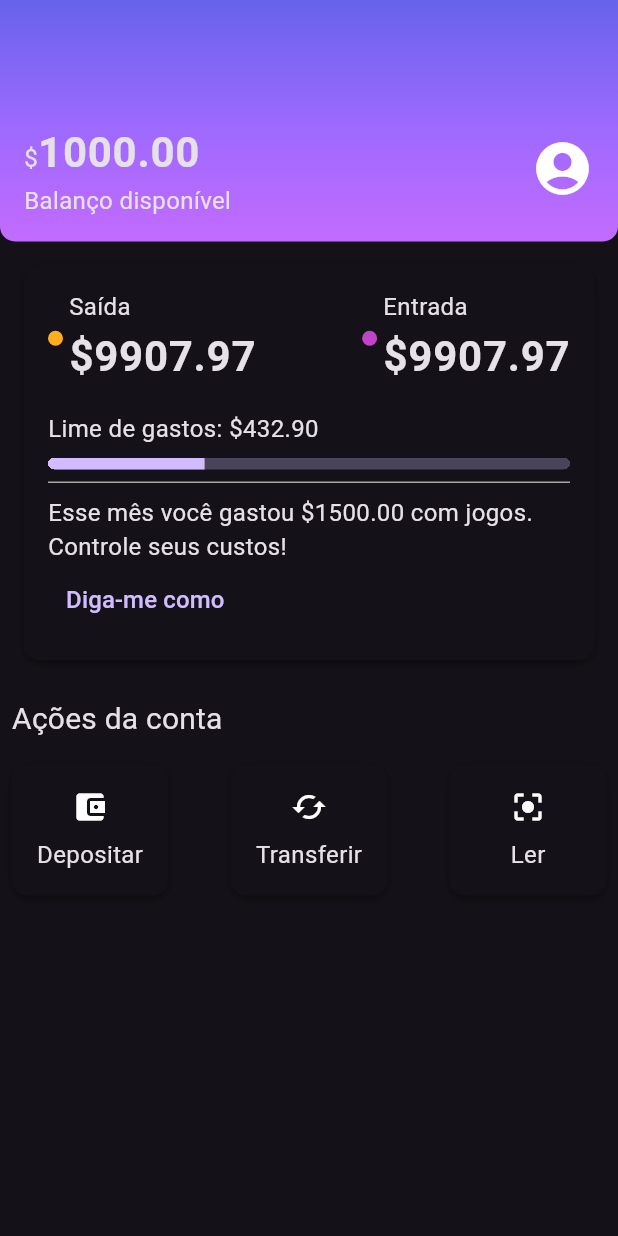
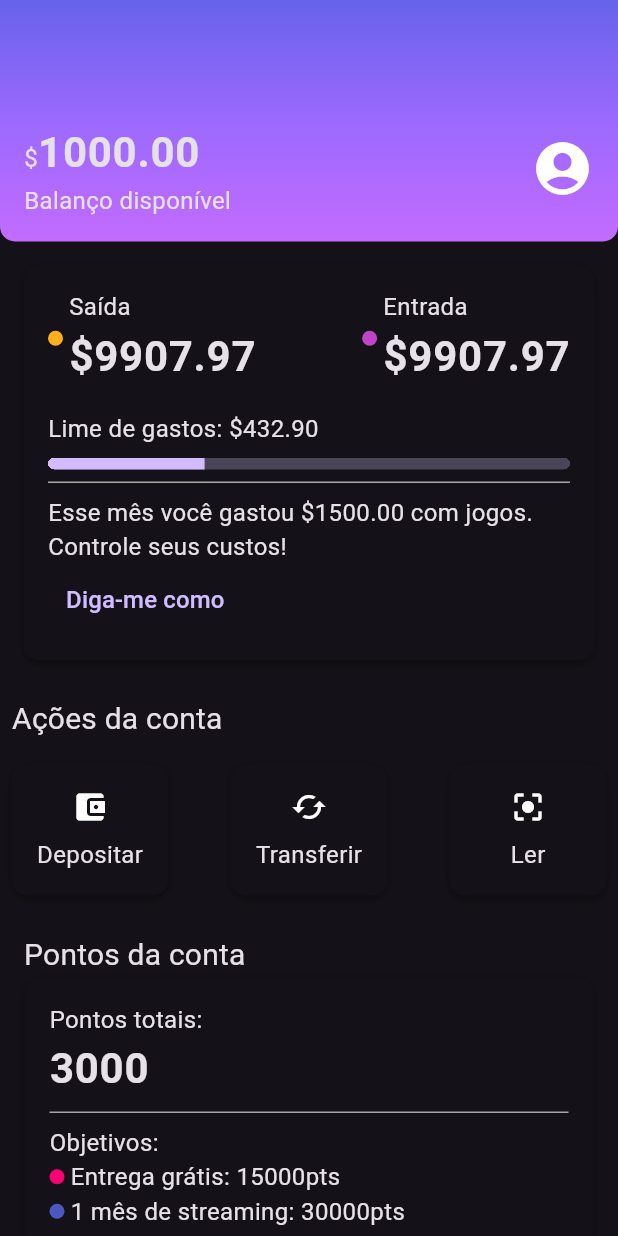
Before and after one commit to rodrigosdmenezes/AluBank-Flutter-Alura, a Flutter app: the screen it shows after launch, on a phone screen of 412 x 824 dp. Run offline on Flutter 3.47's test engine with Material 3 defaults, Android fonts, the phone set to English and light mode, and no system bars; Roboto replaces fonts that are missing (Relaway).

Commit message:
Criando sections Pontos da conta

```diff
--- /dev/null
+++ b/lib/components/sections/points_account.dart
@@ -0,0 +1,107 @@
+import 'package:alubank/theme/theme_colors.dart';
+import 'package:flutter/material.dart';
+import '../box_card.dart';
+import '../color_dot.dart';
+import '../content_division.dart';
+
+class PointsAccount extends StatelessWidget {
+  const PointsAccount({Key? key}) : super(key: key);
+
+  @override
+  Widget build(BuildContext context) {
+    return Padding(
+      padding: const EdgeInsets.all(16.0),
+      child: Column(
+        children: [
+          Row(
+            children: [
+              Text(
+                'Pontos da conta',
+                style: Theme.of(context).textTheme.titleMedium,
+              ),
+            ],
+          ),
+          const Padding(
+            padding: const EdgeInsets.all(1.0),
+            child: BoxCard(boxContent: _PointsAccount()),
+          ),
+        ],
+      ),
+    );
+  }
+}
+
+class _PointsAccount extends StatelessWidget {
+  const _PointsAccount({Key? key}) : super(key: key);
+
+  @override
+  Widget build(BuildContext context) {
+    return Column(
+      crossAxisAlignment: CrossAxisAlignment.start,
+      children: [
+        const Column(
+          children: [
+            Text(
+              'Pontos totais:',
+              style: TextStyle(fontSize: 16),
+            ),
+          ],
+        ),
+        Text(
+          '3000',
+          style: Theme.of(context).textTheme.bodyLarge,
+        ),
+        const Padding(
+          padding: EdgeInsets.only(top: 8.0, bottom: 8.0),
+          child: ContentDivision(),
+        ),
+        const Text(
+          'Objetivos:',
+          style: const TextStyle(fontSize: 16),
+        ),
+        Column(
+          children: [
+            Row(
+              children: [
+                Padding(
+                  padding: const EdgeInsets.only(right: 4.0),
+                  child: ColorDot(
+                    color: ThemeColors.recentActivity['ellipse'],
+                  ),
+                ),
+                Column(
+                  crossAxisAlignment: CrossAxisAlignment.start,
+                  children: [
+                    Text(
+                      'Entrega grátis: 15000pts',
+                      style: Theme.of(context).textTheme.bodyMedium,
+                    ),
+                  ],
+                ),
+              ],
+            ),
+            Row(
+              children: [
+                Padding(
+                  padding: const EdgeInsets.only(right: 4.0),
+                  child: ColorDot(
+                    color: ThemeColors.recentActivity['ellipse2'],
+                  ),
+                ),
+                Column(
+                  crossAxisAlignment: CrossAxisAlignment.start,
+                  children: [
+                    Text(
+                      '1 mês de streaming: 30000pts',
+                      style: Theme.of(context).textTheme.bodyMedium,
+                    ),
+                  ],
+                ),
+              ],
+            ),
+          ],
+        )
+      ],
+    );
+  }
+}
--- a/lib/screens/home.dart
+++ b/lib/screens/home.dart
@@ -2,6 +2,8 @@ import 'package:alubank/components/sections/account_actions.dart';
 import 'package:alubank/components/sections/header.dart';
 import 'package:alubank/components/sections/recent_activity.dart';
 import 'package:flutter/material.dart';
+
+import '../components/sections/points_account.dart';
 
 class Home extends StatelessWidget {
   const Home({Key? key}) : super(key: key);
@@ -9,12 +11,15 @@ class Home extends StatelessWidget {
   @override
   Widget build(BuildContext context) {
     return const Scaffold(
-      body: Column(
-        children: <Widget>[
-          Header(),
-          RecentActivity(),
-          AccountActions(),
-        ],
+      body: SingleChildScrollView(
+        child: Column(
+          children: <Widget>[
+            Header(),
+            RecentActivity(),
+            AccountActions(),
+            PointsAccount(),
+          ],
+        ),
       ),
     );
   }
--- a/lib/theme/theme_colors.dart
+++ b/lib/theme/theme_colors.dart
@@ -10,6 +10,8 @@ class ThemeColors {
   static const recentActivity = {
     'spent': Color.fromRGBO(255, 175, 29, 1.0),
     'income': Color.fromRGBO(191, 69, 198, 10),
+    'ellipse': Color.fromRGBO(250, 0, 112, 1),
+    'ellipse2': Color.fromRGBO(75, 89, 191, 1),
   };
   static const division = Color.fromRGBO(166, 166, 166, 1.0);
 }
```
